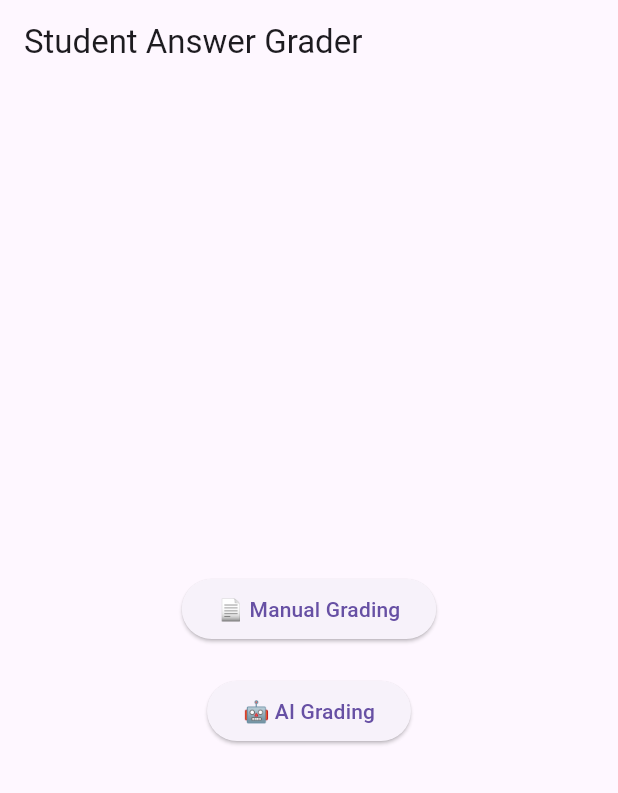
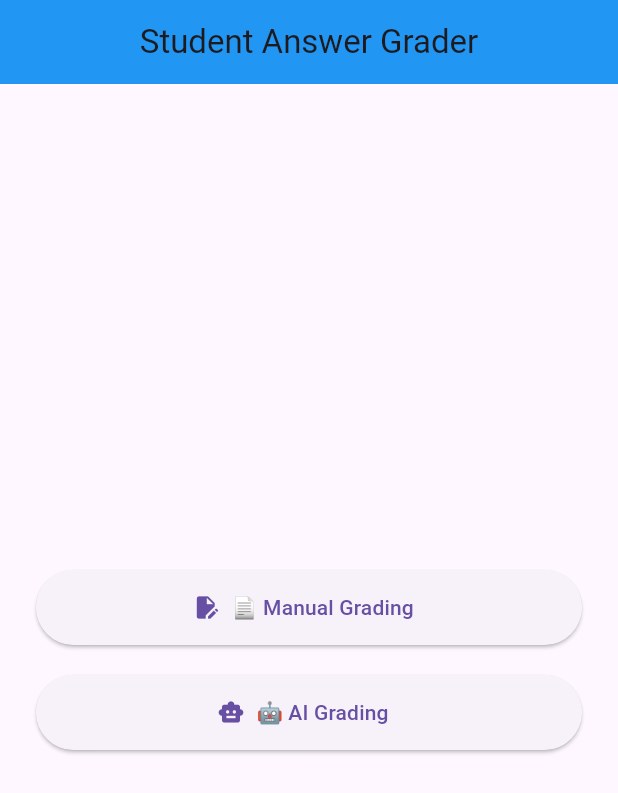
Before and after one commit to obito8010/GradeAI, a Flutter app: the screen it shows after launch, on a phone screen of 412 x 824 dp. Shown: the top 793 px of the screen. Run offline on Flutter 3.47's test engine with Material 3 defaults, Android fonts, the phone set to English and light mode, and no system bars; our stand-ins replace file_picker, flutter_dotenv; missing offline and left inert: google_ml_kit, syncfusion_flutter_pdf.

```diff
--- a/lib/screens/home_screen.dart
+++ b/lib/screens/home_screen.dart
@@ -8,29 +8,44 @@ class HomeScreen extends StatelessWidget {
   @override
   Widget build(BuildContext context) {
     return Scaffold(
-      appBar: AppBar(title: const Text('Student Answer Grader')),
+      appBar: AppBar(
+        title: const Text('Student Answer Grader'),
+        centerTitle: true,
+        backgroundColor: Colors.blue,
+      ),
       body: Center(
+        child: Padding(
+          padding: const EdgeInsets.all(24.0),
           child: Column(
             mainAxisAlignment: MainAxisAlignment.center,
             children: [
-            ElevatedButton(
-              child: const Text("📄 Manual Grading"),
+              ElevatedButton.icon(
+                icon: const Icon(Icons.edit_document),
+                label: const Text("📄 Manual Grading"),
                 onPressed: () => Navigator.push(
                   context,
-                MaterialPageRoute(builder: (_) => const ManualGradingScreen()),
+                  MaterialPageRoute(builder: (_) => const AIAutoGradingScreen()),
+                ),
+                style: ElevatedButton.styleFrom(
+                  minimumSize: const Size(double.infinity, 50),
                 ),
               ),
               const SizedBox(height: 20),
-            ElevatedButton(
-              child: const Text("🤖 AI Grading"),
+              ElevatedButton.icon(
+                icon: const Icon(Icons.smart_toy),
+                label: const Text("🤖 AI Grading"),
                 onPressed: () => Navigator.push(
                   context,
                   MaterialPageRoute(builder: (_) => const AIGRadingScreen()),
+                ),
+                style: ElevatedButton.styleFrom(
+                  minimumSize: const Size(double.infinity, 50),
                 ),
               ),
             ],
           ),
         ),
+      ),
     );
   }
 }
```
Also changed, not shown: lib/main.dart (+10 -1 lines), lib/screens/manual_grading_screen.dart (+53 -41 lines), lib/services/ai_grader_service.dart (added, +59 -0 lines), pubspec.yaml (+5 -3 lines), pubspec.lock, 1 other file. Lines whose indentation alone changed are shown as unchanged.
